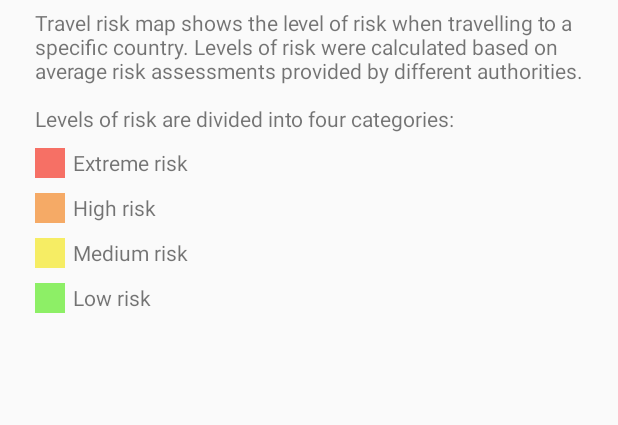
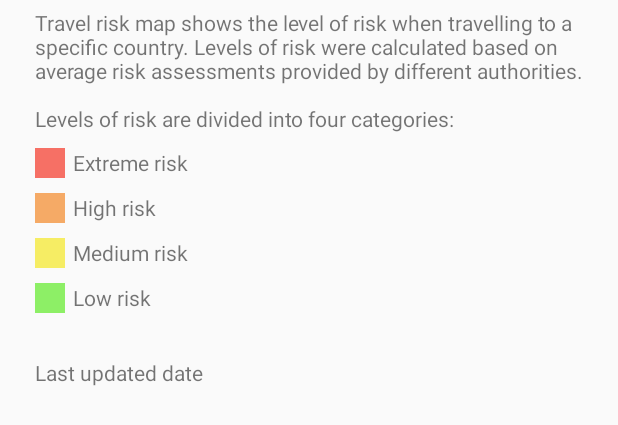
Before and after one commit to kristijan-boskovic/NewNormal, an Android app: the layout dialog_travel_risk.xml on its own in the app's theme, with its tools: preview values and no code run, on a phone screen of 412 x 824 dp. Shown: the top 425 px of the screen. Run offline under Robolectric (Android 15) with nearby library versions, the phone set to English and light mode, and no system bars.

Commit message:
Add last updated date

```diff
--- a/app/src/main/res/layout/dialog_travel_risk.xml
+++ b/app/src/main/res/layout/dialog_travel_risk.xml
@@ -84,6 +84,7 @@
     <LinearLayout
         android:layout_width="match_parent"
         android:layout_height="wrap_content"
+        android:layout_marginBottom="10dp"
         android:layout_marginLeft="23dp"
         android:layout_marginStart="23dp"
         android:layout_marginRight="20dp"
@@ -101,4 +102,15 @@
             android:layout_marginLeft="5dp"
             android:layout_marginStart="5dp" />
     </LinearLayout>
+
+    <TextView
+        android:id="@+id/tv_last_updated"
+        android:layout_width="wrap_content"
+        android:layout_height="wrap_content"
+        android:text="@string/last_updated_date"
+        android:layout_marginTop="20dp"
+        android:layout_marginLeft="23dp"
+        android:layout_marginStart="23dp"
+        android:layout_marginRight="20dp"
+        android:layout_marginEnd="20dp" />
 </LinearLayout>
--- a/app/src/main/res/values/strings.xml
+++ b/app/src/main/res/values/strings.xml
@@ -98,4 +98,5 @@
     <string name="high_risk">High risk</string>
     <string name="extreme_risk">Extreme risk</string>
     <string name="travel_risk_info_text">Travel risk map shows the level of risk when travelling to a specific country. Levels of risk were calculated based on average risk assessments provided by different authorities. \n\nLevels of risk are divided into four categories:</string>
+    <string name="last_updated_date">Last updated date</string>
 </resources>
```
Also changed, not shown: app/src/main/java/com/example/newnormal/ui/TravelRiskDialog.java (+33 -1 lines), app/src/main/java/com/example/newnormal/ui/fragments/TravelRiskFragment.java (+10 -0 lines).
